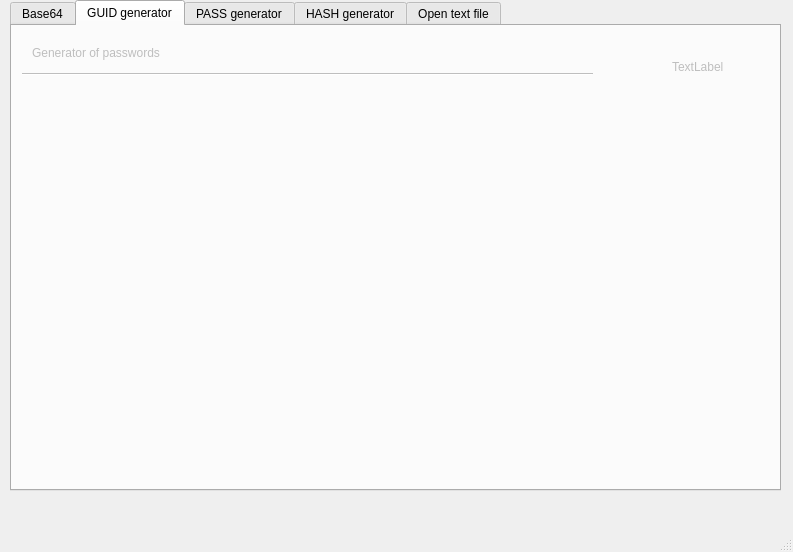
The window that main_window.ui (TitoBarrosTI/fast-tools-for-dev) describes before a commit, drawn with Qt 5.
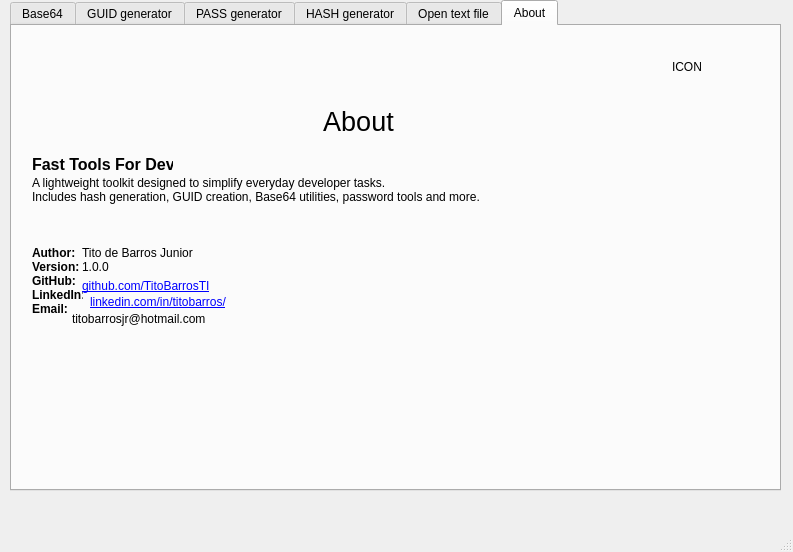
The same window after the commit. The open tabs and pages were chosen to show the change.

Commit message: feat(ui): add About tab to the application

Diff of the .ui file:
```diff
--- a/main_window.ui
+++ b/main_window.ui
@@ -222,12 +222,12 @@
        <rect>
         <x>20</x>
         <y>20</y>
-        <width>131</width>
+        <width>281</width>
         <height>31</height>
        </rect>
       </property>
       <property name="text">
-       <string>Generator of passwords</string>
+       <string>Generate unique identifiers (GUIDs)</string>
       </property>
       <property name="alignment">
        <set>Qt::AlignmentFlag::AlignLeading|Qt::AlignmentFlag::AlignLeft|Qt::AlignmentFlag::AlignTop</set>
@@ -243,7 +243,7 @@
        </rect>
       </property>
       <property name="text">
-       <string>TextLabel</string>
+       <string>ICON</string>
       </property>
      </widget>
     </widget>
@@ -766,7 +766,182 @@
        </rect>
       </property>
       <property name="text">
-       <string>TextLabel</string>
+       <string>ICON</string>
+      </property>
+     </widget>
+    </widget>
+    <widget class="QWidget" name="tab">
+     <attribute name="title">
+      <string>About</string>
+     </attribute>
+     <widget class="QLabel" name="lblIconAbout">
+      <property name="geometry">
+       <rect>
+        <x>660</x>
+        <y>0</y>
+        <width>81</width>
+        <height>81</height>
+       </rect>
+      </property>
+      <property name="text">
+       <string>ICON</string>
+      </property>
+     </widget>
+     <widget class="QLabel" name="label_3">
+      <property name="geometry">
+       <rect>
+        <x>286</x>
+        <y>80</y>
+        <width>121</width>
+        <height>31</height>
+       </rect>
+      </property>
+      <property name="font">
+       <font>
+        <pointsize>20</pointsize>
+       </font>
+      </property>
+      <property name="text">
+       <string>About</string>
+      </property>
+      <property name="alignment">
+       <set>Qt::AlignmentFlag::AlignCenter</set>
+      </property>
+     </widget>
+     <widget class="QLabel" name="label_4">
+      <property name="geometry">
+       <rect>
+        <x>20</x>
+        <y>150</y>
+        <width>621</width>
+        <height>41</height>
+       </rect>
+      </property>
+      <property name="text">
+       <string>A lightweight toolkit designed to simplify everyday developer tasks.
+Includes hash generation, GUID creation, Base64 utilities, password tools and more.</string>
+      </property>
+      <property name="alignment">
+       <set>Qt::AlignmentFlag::AlignLeading|Qt::AlignmentFlag::AlignLeft|Qt::AlignmentFlag::AlignTop</set>
+      </property>
+     </widget>
+     <widget class="QLabel" name="label_5">
+      <property name="geometry">
+       <rect>
+        <x>20</x>
+        <y>220</y>
+        <width>51</width>
+        <height>111</height>
+       </rect>
+      </property>
+      <property name="font">
+       <font>
+        <bold>true</bold>
+       </font>
+      </property>
+      <property name="text">
+       <string>Author: 
+Version: 
+GitHub: 
+LinkedIn:
+Email: 
+</string>
+      </property>
+      <property name="alignment">
+       <set>Qt::AlignmentFlag::AlignLeading|Qt::AlignmentFlag::AlignLeft|Qt::AlignmentFlag::AlignTop</set>
+      </property>
+     </widget>
+     <widget class="QLabel" name="label_6">
+      <property name="geometry">
+       <rect>
+        <x>70</x>
+        <y>220</y>
+        <width>151</width>
+        <height>31</height>
+       </rect>
+      </property>
+      <property name="font">
+       <font>
+        <bold>false</bold>
+       </font>
+      </property>
+      <property name="text">
+       <string>Tito de Barros Junior
+1.0.0
+</string>
+      </property>
+      <property name="alignment">
+       <set>Qt::AlignmentFlag::AlignLeading|Qt::AlignmentFlag::AlignLeft|Qt::AlignmentFlag::AlignTop</set>
+      </property>
+     </widget>
+     <widget class="QLabel" name="label_7">
+      <property name="geometry">
+       <rect>
+        <x>20</x>
+        <y>129</y>
+        <width>141</width>
+        <height>21</height>
+       </rect>
+      </property>
+      <property name="font">
+       <font>
+        <pointsize>12</pointsize>
+        <bold>true</bold>
+       </font>
+      </property>
+      <property name="text">
+       <string>Fast Tools For Dev</string>
+      </property>
+      <property name="alignment">
+       <set>Qt::AlignmentFlag::AlignLeading|Qt::AlignmentFlag::AlignLeft|Qt::AlignmentFlag::AlignTop</set>
+      </property>
+     </widget>
+     <widget class="QLabel" name="lblGitHub">
+      <property name="geometry">
+       <rect>
+        <x>70</x>
+        <y>252</y>
+        <width>191</width>
+        <height>16</height>
+       </rect>
+      </property>
+      <property name="text">
+       <string>&lt;a href=&quot;https://github.com/TitoBarrosTI&quot;&gt;github.com/TitoBarrosTI&lt;/a&gt;</string>
+      </property>
+      <property name="openExternalLinks">
+       <bool>true</bool>
+      </property>
+     </widget>
+     <widget class="QLabel" name="lblLinkedIn">
+      <property name="geometry">
+       <rect>
+        <x>78</x>
+        <y>268</y>
+        <width>190</width>
+        <height>16</height>
+       </rect>
+      </property>
+      <property name="text">
+       <string>&lt;a href=&quot;https://www.linkedin.com/in/titobarros/&quot;&gt;linkedin.com/in/titobarros/&lt;/a&gt;</string>
+      </property>
+      <property name="openExternalLinks">
+       <bool>true</bool>
+      </property>
+     </widget>
+     <widget class="QLabel" name="lblEmail">
+      <property name="geometry">
+       <rect>
+        <x>60</x>
+        <y>285</y>
+        <width>191</width>
+        <height>16</height>
+       </rect>
+      </property>
+      <property name="text">
+       <string>&lt;span&gt;titobarrosjr@hotmail.com&lt;/span&gt;</string>
+      </property>
+      <property name="openExternalLinks">
+       <bool>false</bool>
       </property>
      </widget>
     </widget>
```
Left out of the diff: 21 changed lines with no effect on the pictures. The commit also changes 1 other file.
